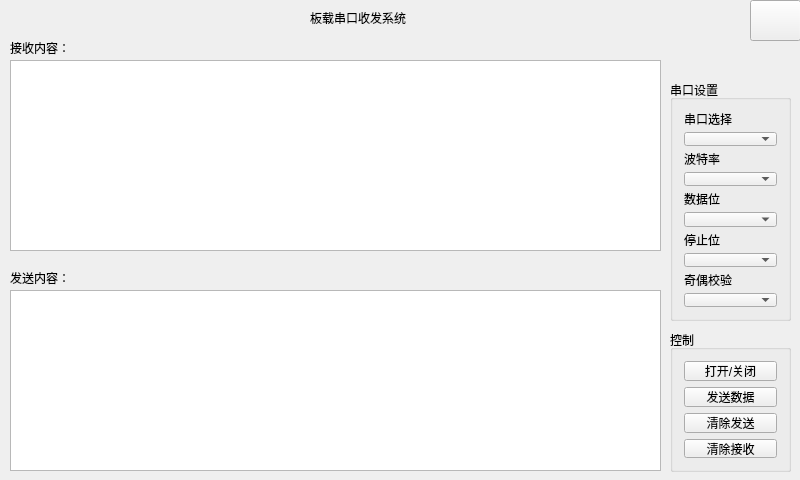
First picture: the form in app/QSerial/mainwindow.ui, repository xicser/imx6ull_desktop, before the edit.
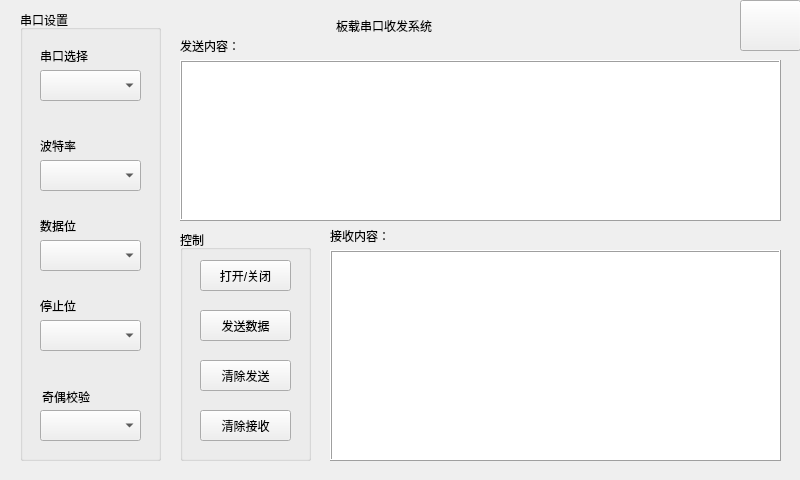
Second picture: the form after the edit.

Patch:
```diff
--- a/app/QSerial/mainwindow.ui
+++ b/app/QSerial/mainwindow.ui
@@ -20,10 +20,10 @@
    <widget class="QPushButton" name="btn_exit">
     <property name="geometry">
      <rect>
-      <x>750</x>
+      <x>740</x>
       <y>0</y>
-      <width>51</width>
-      <height>41</height>
+      <width>61</width>
+      <height>51</height>
      </rect>
     </property>
     <property name="text">
@@ -33,12 +33,24 @@
    <widget class="QTextEdit" name="textEdit_receive">
     <property name="geometry">
      <rect>
-      <x>10</x>
-      <y>60</y>
-      <width>651</width>
-      <height>191</height>
+      <x>330</x>
+      <y>250</y>
+      <width>451</width>
+      <height>211</height>
      </rect>
     </property>
+    <property name="focusPolicy">
+     <enum>Qt::WheelFocus</enum>
+    </property>
+    <property name="styleSheet">
+     <string notr="true"/>
+    </property>
+    <property name="frameShape">
+     <enum>QFrame::Box</enum>
+    </property>
+    <property name="frameShadow">
+     <enum>QFrame::Raised</enum>
+    </property>
     <property name="readOnly">
      <bool>true</bool>
     </property>
@@ -46,10 +58,10 @@
    <widget class="QLabel" name="label_receive">
     <property name="geometry">
      <rect>
-      <x>10</x>
-      <y>40</y>
-      <width>61</width>
-      <height>16</height>
+      <x>330</x>
+      <y>225</y>
+      <width>101</width>
+      <height>21</height>
      </rect>
     </property>
     <property name="text">
@@ -59,10 +71,10 @@
    <widget class="QLabel" name="label_title">
     <property name="geometry">
      <rect>
-      <x>310</x>
+      <x>336</x>
       <y>10</y>
-      <width>131</width>
-      <height>16</height>
+      <width>201</width>
+      <height>31</height>
      </rect>
     </property>
     <property name="text">
@@ -72,23 +84,32 @@
    <widget class="QTextEdit" name="textEdit_send">
     <property name="geometry">
      <rect>
-      <x>10</x>
-      <y>290</y>
-      <width>651</width>
-      <height>181</height>
+      <x>180</x>
+      <y>60</y>
+      <width>601</width>
+      <height>161</height>
      </rect>
     </property>
+    <property name="focusPolicy">
+     <enum>Qt::WheelFocus</enum>
+    </property>
+    <property name="styleSheet">
+     <string notr="true"/>
+    </property>
     <property name="frameShape">
-     <enum>QFrame::StyledPanel</enum>
+     <enum>QFrame::Box</enum>
+    </property>
+    <property name="frameShadow">
+     <enum>QFrame::Raised</enum>
     </property>
    </widget>
    <widget class="QLabel" name="label_send">
     <property name="geometry">
      <rect>
-      <x>10</x>
-      <y>270</y>
-      <width>71</width>
-      <height>16</height>
+      <x>180</x>
+      <y>36</y>
+      <width>101</width>
+      <height>20</height>
      </rect>
     </property>
     <property name="text">
@@ -98,83 +119,158 @@
    <widget class="QGroupBox" name="groupBox_port_setting">
     <property name="geometry">
      <rect>
-      <x>670</x>
-      <y>80</y>
-      <width>121</width>
-      <height>241</height>
+      <x>20</x>
+      <y>10</y>
+      <width>141</width>
+      <height>451</height>
      </rect>
     </property>
+    <property name="styleSheet">
+     <string notr="true"/>
+    </property>
     <property name="title">
      <string>串口设置</string>
     </property>
-    <layout class="QGridLayout" name="gridLayout">
-     <item row="0" column="0">
       <widget class="QLabel" name="label_port_select">
+     <property name="geometry">
+      <rect>
+       <x>20</x>
+       <y>35</y>
+       <width>61</width>
+       <height>21</height>
+      </rect>
+     </property>
        <property name="text">
         <string>串口选择</string>
        </property>
       </widget>
-     </item>
-     <item row="1" column="0">
-      <widget class="QComboBox" name="comboBox_port_select"/>
-     </item>
-     <item row="2" column="0">
+    <widget class="QComboBox" name="comboBox_port_select">
+     <property name="geometry">
+      <rect>
+       <x>20</x>
+       <y>60</y>
+       <width>101</width>
+       <height>31</height>
+      </rect>
+     </property>
+     <property name="styleSheet">
+      <string notr="true"/>
+     </property>
+    </widget>
       <widget class="QLabel" name="label_baud">
+     <property name="geometry">
+      <rect>
+       <x>20</x>
+       <y>125</y>
+       <width>51</width>
+       <height>21</height>
+      </rect>
+     </property>
        <property name="text">
         <string>波特率</string>
        </property>
       </widget>
-     </item>
-     <item row="3" column="0">
-      <widget class="QComboBox" name="comboBox_baud"/>
-     </item>
-     <item row="4" column="0">
+    <widget class="QComboBox" name="comboBox_baud">
+     <property name="geometry">
+      <rect>
+       <x>20</x>
+       <y>150</y>
+       <width>101</width>
+       <height>31</height>
+      </rect>
+     </property>
+    </widget>
       <widget class="QLabel" name="label_data_bit">
+     <property name="geometry">
+      <rect>
+       <x>20</x>
+       <y>205</y>
+       <width>51</width>
+       <height>21</height>
+      </rect>
+     </property>
        <property name="text">
         <string>数据位</string>
        </property>
       </widget>
-     </item>
-     <item row="5" column="0">
-      <widget class="QComboBox" name="comboBox_data_bit"/>
-     </item>
-     <item row="6" column="0">
+    <widget class="QComboBox" name="comboBox_data_bit">
+     <property name="geometry">
+      <rect>
+       <x>20</x>
+       <y>230</y>
+       <width>101</width>
+       <height>31</height>
+      </rect>
+     </property>
+    </widget>
       <widget class="QLabel" name="label_stop_bit">
+     <property name="geometry">
+      <rect>
+       <x>20</x>
+       <y>285</y>
+       <width>51</width>
+       <height>21</height>
+      </rect>
+     </property>
        <property name="text">
         <string>停止位</string>
        </property>
       </widget>
-     </item>
-     <item row="7" column="0">
-      <widget class="QComboBox" name="comboBox_stop_bit"/>
-     </item>
-     <item row="8" column="0">
+    <widget class="QComboBox" name="comboBox_stop_bit">
+     <property name="geometry">
+      <rect>
+       <x>20</x>
+       <y>310</y>
+       <width>101</width>
+       <height>31</height>
+      </rect>
+     </property>
+    </widget>
       <widget class="QLabel" name="label_parity_check">
+     <property name="geometry">
+      <rect>
+       <x>22</x>
+       <y>376</y>
+       <width>61</width>
+       <height>21</height>
+      </rect>
+     </property>
        <property name="text">
         <string>奇偶校验</string>
        </property>
       </widget>
-     </item>
-     <item row="9" column="0">
-      <widget class="QComboBox" name="comboBox_parity_check"/>
-     </item>
-    </layout>
+    <widget class="QComboBox" name="comboBox_parity_check">
+     <property name="geometry">
+      <rect>
+       <x>20</x>
+       <y>400</y>
+       <width>101</width>
+       <height>31</height>
+      </rect>
+     </property>
+    </widget>
    </widget>
    <widget class="QGroupBox" name="groupBox_control">
     <property name="geometry">
      <rect>
-      <x>670</x>
-      <y>330</y>
-      <width>121</width>
-      <height>142</height>
+      <x>180</x>
+      <y>230</y>
+      <width>131</width>
+      <height>231</height>
      </rect>
     </property>
     <property name="title">
      <string>控制</string>
     </property>
-    <layout class="QGridLayout" name="gridLayout_2">
-     <item row="0" column="0">
       <widget class="QPushButton" name="btn_port_op">
+     <property name="geometry">
+      <rect>
+       <x>20</x>
+       <y>30</y>
+       <width>91</width>
+       <height>31</height>
+      </rect>
+     </property>
        <property name="text">
         <string>打开/关闭</string>
        </property>
@@ -182,29 +278,45 @@
         <bool>true</bool>
        </property>
       </widget>
-     </item>
-     <item row="1" column="0">
       <widget class="QPushButton" name="btn_send">
+     <property name="geometry">
+      <rect>
+       <x>20</x>
+       <y>80</y>
+       <width>91</width>
+       <height>31</height>
+      </rect>
+     </property>
        <property name="text">
         <string>发送数据</string>
        </property>
       </widget>
-     </item>
-     <item row="2" column="0">
       <widget class="QPushButton" name="btn_clear_send">
+     <property name="geometry">
+      <rect>
+       <x>20</x>
+       <y>130</y>
+       <width>91</width>
+       <height>31</height>
+      </rect>
+     </property>
        <property name="text">
         <string>清除发送</string>
        </property>
       </widget>
-     </item>
-     <item row="3" column="0">
       <widget class="QPushButton" name="btn_clear_receive">
+     <property name="geometry">
+      <rect>
+       <x>20</x>
+       <y>180</y>
+       <width>91</width>
+       <height>31</height>
+      </rect>
+     </property>
        <property name="text">
         <string>清除接收</string>
        </property>
       </widget>
-     </item>
-    </layout>
    </widget>
   </widget>
  </widget>
```
Left out of the diff: 3 changed lines with no effect on the pictures. Lines whose indentation alone changed are shown as unchanged.
